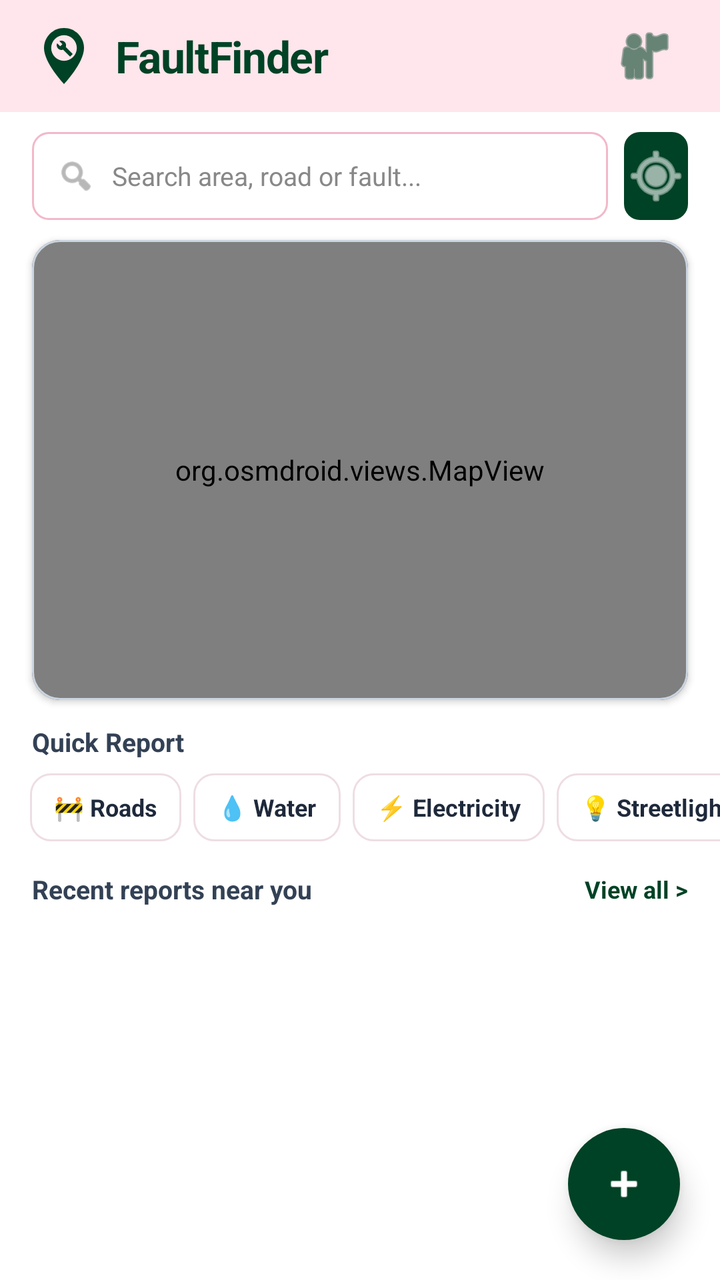
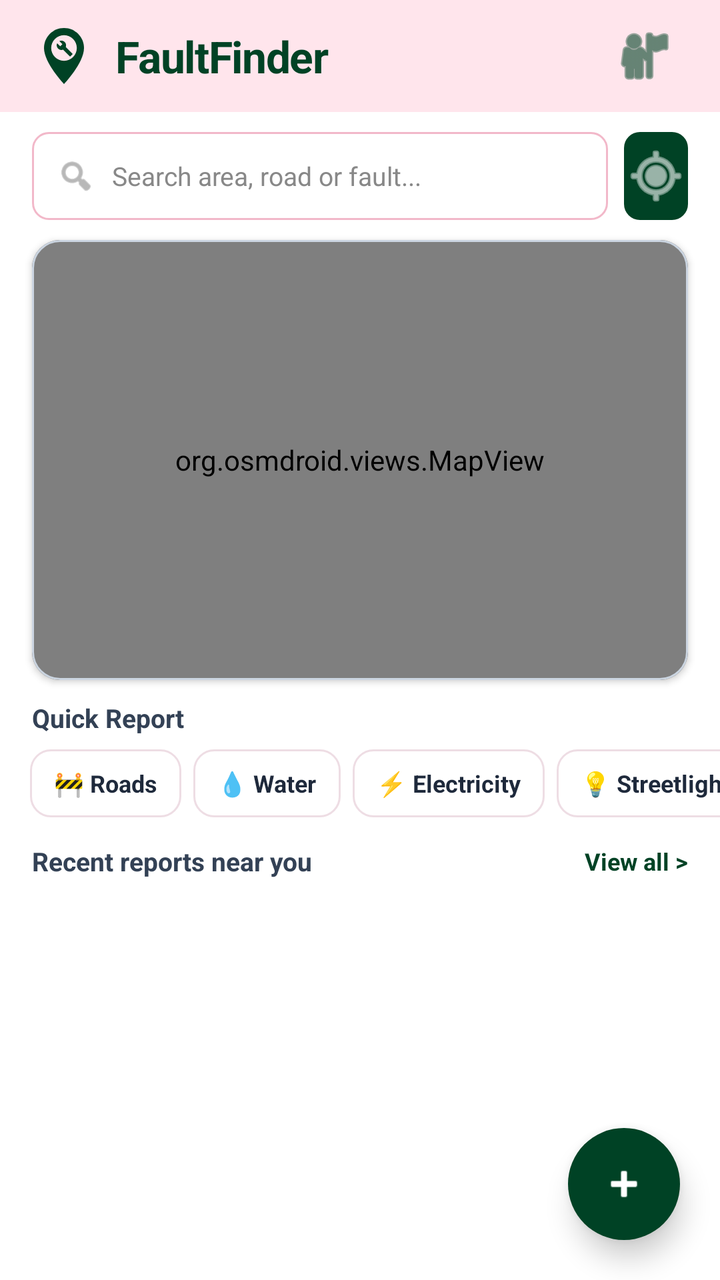

Screens rendered from an Android XML layout before and after an edit, with the pre-edit source and the edit as a unified diff.
<!-- AndroidManifest.xml: application theme Theme.FaultFinderApp -->
<!-- res/layout/activity_home.xml -->
<?xml version="1.0" encoding="utf-8"?>
<FrameLayout xmlns:android="http://schemas.android.com/apk/res/android"
    xmlns:app="http://schemas.android.com/apk/res-auto"
    xmlns:tools="http://schemas.android.com/tools"
    android:id="@+id/main"
    android:layout_width="match_parent"
    android:layout_height="match_parent"
    android:background="@color/bg">

    <LinearLayout
        android:layout_width="match_parent"
        android:layout_height="match_parent"
        android:orientation="vertical">

        
        <LinearLayout
            android:layout_width="match_parent"
            android:layout_height="56dp"
            android:background="@color/pink"
            android:gravity="center_vertical"
            android:orientation="horizontal"
            android:paddingStart="16dp"
            android:paddingEnd="16dp">

            <ImageView
                android:layout_width="32dp"
                android:layout_height="32dp"
                android:layout_marginEnd="10dp"
                android:contentDescription="FaultFinder Logo"
                android:src="@drawable/ic_logo" />

            <TextView
                android:layout_width="0dp"
                android:layout_height="wrap_content"
                android:layout_weight="1"
                android:letterSpacing="-0.02"
                android:text="FaultFinder"
                android:textColor="@color/green"
                android:textSize="22sp"
                android:textStyle="bold" />

            
            <com.google.android.material.button.MaterialButton
                android:id="@+id/btnAdminHeader"
                android:layout_width="wrap_content"
                android:layout_height="34dp"
                android:layout_marginEnd="6dp"
                android:insetTop="0dp"
                android:insetBottom="0dp"
                android:minWidth="0dp"
                android:paddingStart="10dp"
                android:paddingEnd="10dp"
                android:text="Admin"
                android:textAllCaps="false"
                android:textColor="#FFFFFF"
                android:textSize="11.5sp"
                android:textStyle="bold"
                android:visibility="gone"
                app:backgroundTint="#DC2626"
                app:cornerRadius="8dp"
                app:icon="@android:drawable/ic_menu_manage"
                app:iconPadding="4dp"
                app:iconSize="15dp"
                app:iconTint="#FFFFFF" />

            <ImageButton
                android:id="@+id/btnProfile"
                android:layout_width="44dp"
                android:layout_height="44dp"
                android:background="?attr/selectableItemBackgroundBorderless"
                android:contentDescription="User Profile"
                android:src="@android:drawable/ic_menu_myplaces"
                app:tint="@color/green" />
        </LinearLayout>

        
        <LinearLayout
            android:layout_width="match_parent"
            android:layout_height="44dp"
            android:layout_marginStart="16dp"
            android:layout_marginTop="10dp"
            android:layout_marginEnd="16dp"
            android:baselineAligned="false"
            android:orientation="horizontal"
            android:weightSum="10">

            <LinearLayout
                android:layout_width="0dp"
                android:layout_height="match_parent"
                android:layout_weight="9"
                android:background="@drawable/bg_input"
                android:gravity="center_vertical"
                android:orientation="horizontal"
                android:paddingStart="12dp"
                android:paddingEnd="12dp">

                <ImageView
                    android:layout_width="20dp"
                    android:layout_height="20dp"
                    android:contentDescription="Search"
                    android:src="@android:drawable/ic_menu_search"
                    app:tint="@color/grey" />

                <EditText
                    android:id="@+id/searchBar"
                    android:layout_width="match_parent"
                    android:layout_height="match_parent"
                    android:layout_marginStart="8dp"
                    android:background="@null"
                    android:hint="Search area, road or fault..."
                    android:inputType="text"
                    android:textColor="#1E293B"
                    android:textColorHint="@color/grey"
                    android:textSize="13sp" />
            </LinearLayout>

            <ImageButton
                android:id="@+id/btnRecenter"
                android:layout_width="0dp"
                android:layout_height="match_parent"
                android:layout_marginStart="8dp"
                android:layout_weight="1"
                android:background="@drawable/bg_btn_green"
                android:contentDescription="Recenter Map"
                android:src="@android:drawable/ic_menu_mylocation"
                app:tint="#FFFFFF" />
        </LinearLayout>

        
        <com.google.android.material.card.MaterialCardView
            android:layout_width="match_parent"
            android:layout_height="230dp"
            android:layout_marginStart="16dp"
            android:layout_marginTop="10dp"
            android:layout_marginEnd="16dp"
            app:cardCornerRadius="14dp"
            app:cardElevation="2dp"
            app:strokeColor="#CBD5E1"
            app:strokeWidth="1dp">

            <org.osmdroid.views.MapView
                android:id="@+id/mapView"
                android:layout_width="match_parent"
                android:layout_height="match_parent" />
        </com.google.android.material.card.MaterialCardView>

        
        <TextView
            android:layout_width="wrap_content"
            android:layout_height="wrap_content"
            android:layout_marginStart="16dp"
            android:layout_marginTop="12dp"
            android:text="Quick Report"
            android:textColor="#334155"
            android:textSize="13sp"
            android:textStyle="bold" />

        <HorizontalScrollView
            android:layout_width="match_parent"
            android:layout_height="wrap_content"
            android:layout_marginTop="4dp"
            android:clipToPadding="false"
            android:paddingStart="12dp"
            android:paddingEnd="12dp"
            android:scrollbars="none">

            <LinearLayout
                android:layout_width="wrap_content"
                android:layout_height="wrap_content"
                android:orientation="horizontal">

                <TextView
                    android:id="@+id/roadsBtn"
                    android:layout_width="wrap_content"
                    android:layout_height="34dp"
                    android:layout_margin="3dp"
                    android:background="@drawable/bg_card"
                    android:gravity="center"
                    android:paddingStart="12dp"
                    android:paddingEnd="12dp"
                    android:text="🚧 Roads"
                    android:textColor="#1E293B"
                    android:textSize="12sp"
                    android:textStyle="bold" />

                <TextView
                    android:id="@+id/waterBtn"
                    android:layout_width="wrap_content"
                    android:layout_height="34dp"
                    android:layout_margin="3dp"
                    android:background="@drawable/bg_card"
                    android:gravity="center"
                    android:paddingStart="12dp"
                    android:paddingEnd="12dp"
                    android:text="💧 Water"
                    android:textColor="#1E293B"
                    android:textSize="12sp"
                    android:textStyle="bold" />

                <TextView
                    android:id="@+id/electricityBtn"
                    android:layout_width="wrap_content"
                    android:layout_height="34dp"
                    android:layout_margin="3dp"
                    android:background="@drawable/bg_card"
                    android:gravity="center"
                    android:paddingStart="12dp"
                    android:paddingEnd="12dp"
                    android:text="⚡ Electricity"
                    android:textColor="#1E293B"
                    android:textSize="12sp"
                    android:textStyle="bold" />

                <TextView
                    android:id="@+id/lightsBtn"
                    android:layout_width="wrap_content"
                    android:layout_height="34dp"
                    android:layout_margin="3dp"
                    android:background="@drawable/bg_card"
                    android:gravity="center"
                    android:paddingStart="12dp"
                    android:paddingEnd="12dp"
                    android:text="💡 Streetlights"
                    android:textColor="#1E293B"
                    android:textSize="12sp"
                    android:textStyle="bold" />

                <TextView
                    android:id="@+id/wasteBtn"
                    android:layout_width="wrap_content"
                    android:layout_height="34dp"
                    android:layout_margin="3dp"
                    android:background="@drawable/bg_card"
                    android:gravity="center"
                    android:paddingStart="12dp"
                    android:paddingEnd="12dp"
                    android:text="🗑️ Waste"
                    android:textColor="#1E293B"
                    android:textSize="12sp"
                    android:textStyle="bold" />

                <TextView
                    android:id="@+id/otherBtn"
                    android:layout_width="wrap_content"
                    android:layout_height="34dp"
                    android:layout_margin="3dp"
                    android:background="@drawable/bg_card"
                    android:gravity="center"
                    android:paddingStart="12dp"
                    android:paddingEnd="12dp"
                    android:text="❓ Other"
                    android:textColor="#1E293B"
                    android:textSize="12sp"
                    android:textStyle="bold" />
            </LinearLayout>
        </HorizontalScrollView>

        
        <LinearLayout
            android:id="@+id/headerRecentReports"
            android:layout_width="match_parent"
            android:layout_height="wrap_content"
            android:layout_marginStart="16dp"
            android:layout_marginTop="12dp"
            android:layout_marginEnd="16dp"
            android:background="?attr/selectableItemBackground"
            android:clickable="true"
            android:focusable="true"
            android:gravity="center_vertical"
            android:orientation="horizontal">

            <TextView
                android:layout_width="0dp"
                android:layout_height="wrap_content"
                android:layout_weight="1"
                android:text="Recent reports near you"
                android:textColor="#334155"
                android:textSize="13sp"
                android:textStyle="bold" />

            <TextView
                android:layout_width="wrap_content"
                android:layout_height="wrap_content"
                android:text="View all &gt;"
                android:textColor="@color/green"
                android:textSize="12sp"
                android:textStyle="bold" />
        </LinearLayout>

        <ListView
            android:id="@+id/listRecentReports"
            android:layout_width="match_parent"
            android:layout_height="0dp"
            android:layout_marginStart="12dp"
            android:layout_marginEnd="12dp"
            android:layout_weight="1"
            android:clipToPadding="false"
            android:divider="@android:color/transparent"
            android:dividerHeight="6dp"
            android:paddingBottom="84dp" />
    </LinearLayout>

    
    <com.google.android.material.floatingactionbutton.FloatingActionButton
        android:id="@+id/fabMap"
        android:layout_width="wrap_content"
        android:layout_height="wrap_content"
        android:layout_gravity="bottom|end"
        android:layout_marginEnd="20dp"
        android:layout_marginBottom="20dp"
        android:contentDescription="Full Map View"
        android:src="@android:drawable/ic_dialog_map"
        android:visibility="invisible"
        app:backgroundTint="@color/green"
        app:elevation="6dp"
        app:fabSize="mini"
        app:shapeAppearanceOverlay="@style/ShapeAppearance.Material3.Corner.Full"
        app:tint="#FFFFFF" />

    <com.google.android.material.floatingactionbutton.FloatingActionButton
        android:id="@+id/fabTracker"
        android:layout_width="wrap_content"
        android:layout_height="wrap_content"
        android:layout_gravity="bottom|end"
        android:layout_marginEnd="20dp"
        android:layout_marginBottom="20dp"
        android:contentDescription="My Reports"
        android:src="@android:drawable/ic_menu_agenda"
        android:visibility="invisible"
        app:backgroundTint="@color/green"
        app:elevation="6dp"
        app:fabSize="mini"
        app:shapeAppearanceOverlay="@style/ShapeAppearance.Material3.Corner.Full"
        app:tint="#FFFFFF" />

    <com.google.android.material.floatingactionbutton.FloatingActionButton
        android:id="@+id/fabReport"
        android:layout_width="wrap_content"
        android:layout_height="wrap_content"
        android:layout_gravity="bottom|end"
        android:layout_marginEnd="20dp"
        android:layout_marginBottom="20dp"
        android:contentDescription="Report a Fault"
        android:src="@android:drawable/ic_menu_edit"
        android:visibility="invisible"
        app:backgroundTint="@color/green"
        app:elevation="6dp"
        app:fabSize="mini"
        app:shapeAppearanceOverlay="@style/ShapeAppearance.Material3.Corner.Full"
        app:tint="#FFFFFF" />

    <com.google.android.material.floatingactionbutton.FloatingActionButton
        android:id="@+id/fabMain"
        android:layout_width="wrap_content"
        android:layout_height="wrap_content"
        android:layout_gravity="bottom|end"
        android:layout_marginEnd="20dp"
        android:layout_marginBottom="20dp"
        android:contentDescription="Quick Actions"
        android:src="@android:drawable/ic_input_add"
        app:backgroundTint="@color/green"
        app:elevation="8dp"
        app:fabSize="normal"
        app:shapeAppearanceOverlay="@style/ShapeAppearance.Material3.Corner.Full"
        app:tint="#FFFFFF" />

</FrameLayout>
<!-- resources referenced by this layout -->
<resources>
  <color name="bg">#FFFFFF</color>
  <color name="green">#004225</color>
  <color name="grey">#888888</color>
  <color name="pink">#FFE5EC</color>
  <!-- drawable bg_btn_green (drawable) -->
  <?xml version="1.0" encoding="utf-8"?>
  <shape xmlns:android="http://schemas.android.com/apk/res/android">
      <solid android:color="@color/green"/>
      <corners android:radius="8dp"/>
  </shape>
  <!-- drawable bg_card (drawable) -->
  <?xml version="1.0" encoding="utf-8"?>
  <shape xmlns:android="http://schemas.android.com/apk/res/android">
      <solid android:color="#FFFFFF"/>
      <corners android:radius="10dp"/>
      <stroke android:width="1dp" android:color="#EEDDE4"/>
  </shape>
  <!-- drawable bg_input (drawable) -->
  <?xml version="1.0" encoding="utf-8"?>
  <shape xmlns:android="http://schemas.android.com/apk/res/android">
      <solid android:color="#FFFFFF"/>
      <corners android:radius="8dp"/>
      <stroke android:width="1dp" android:color="@color/pink_dark"/>
  </shape>
  <!-- drawable ic_logo (drawable) -->
  <?xml version="1.0" encoding="utf-8"?>
  <vector xmlns:android="http://schemas.android.com/apk/res/android"
      android:width="48dp"
      android:height="48dp"
      android:viewportWidth="24"
      android:viewportHeight="24">
  
      
      <path
          android:fillColor="#004225"
          android:pathData="M12,1.5C7.86,1.5 4.5,4.86 4.5,9c0,5.6 7.5,13.5 7.5,13.5s7.5,-7.9 7.5,-13.5c0,-4.14 -3.36,-7.5 -7.5,-7.5z" />
  
      
      <path
          android:fillColor="#FFE5EC"
          android:pathData="M12,4.2a4.8,4.8 0,1 1,0 9.6a4.8,4.8 0,1 1,0 -9.6z" />
  
      
      <group
          android:scaleX="0.27"
          android:scaleY="0.27"
          android:translateX="9.0"
          android:translateY="5.95">
          <path
              android:fillColor="#004225"
              android:pathData="M22.7,19l-9.1,-9.1c0.9,-2.3 0.4,-5 -1.5,-6.9 -2,-2 -5,-2.4 -7.4,-1.3L9,6 6,9 1.6,4.7C0.4,7.1 0.9,10.1 2.9,12.1c1.9,1.9 4.6,2.4 6.9,1.5l9.1,9.1c0.4,0.4 1,0.4 1.4,0l2.3,-2.3c0.5,-0.4 0.5,-1.1 0.1,-1.4z" />
      </group>
  </vector>
  <style name="Theme.FaultFinderApp" parent="Base.Theme.FaultFinderApp" />
  <color name="pink_dark">#F2B8C9</color>
  <style name="Base.Theme.FaultFinderApp" parent="Theme.Material3.Light.NoActionBar">
          
          
      </style>
</resources>

<!-- the commit's change to res/layout/activity_home.xml (unified diff, before → after) -->
@@ -129,7 +129,7 @@
         
         <com.google.android.material.card.MaterialCardView
             android:layout_width="match_parent"
-            android:layout_height="230dp"
+            android:layout_height="220dp"
             android:layout_marginStart="16dp"
             android:layout_marginTop="10dp"
             android:layout_marginEnd="16dp"
@@ -149,7 +149,7 @@
             android:layout_width="wrap_content"
             android:layout_height="wrap_content"
             android:layout_marginStart="16dp"
-            android:layout_marginTop="12dp"
+            android:layout_marginTop="10dp"
             android:text="Quick Report"
             android:textColor="#334155"
             android:textSize="13sp"
@@ -261,7 +261,7 @@
             android:layout_width="match_parent"
             android:layout_height="wrap_content"
             android:layout_marginStart="16dp"
-            android:layout_marginTop="12dp"
+            android:layout_marginTop="10dp"
             android:layout_marginEnd="16dp"
             android:background="?attr/selectableItemBackground"
             android:clickable="true"
@@ -287,16 +287,30 @@
                 android:textStyle="bold" />
         </LinearLayout>
 
+        
+        <TextView
+            android:id="@+id/emptyRecentReports"
+            android:layout_width="match_parent"
+            android:layout_height="wrap_content"
+            android:gravity="center"
+            android:padding="24dp"
+            android:text="No fault reports found near your location."
+            android:textColor="@color/grey"
+            android:textSize="13sp"
+            android:visibility="gone" />
+
+        
         <ListView
             android:id="@+id/listRecentReports"
             android:layout_width="match_parent"
             android:layout_height="0dp"
-            android:layout_marginStart="12dp"
-            android:layout_marginEnd="12dp"
+            android:layout_marginStart="14dp"
+            android:layout_marginEnd="14dp"
+            android:layout_marginTop="4dp"
             android:layout_weight="1"
             android:clipToPadding="false"
             android:divider="@android:color/transparent"
-            android:dividerHeight="6dp"
+            android:dividerHeight="8dp"
             android:paddingBottom="84dp" />
     </LinearLayout>
 
